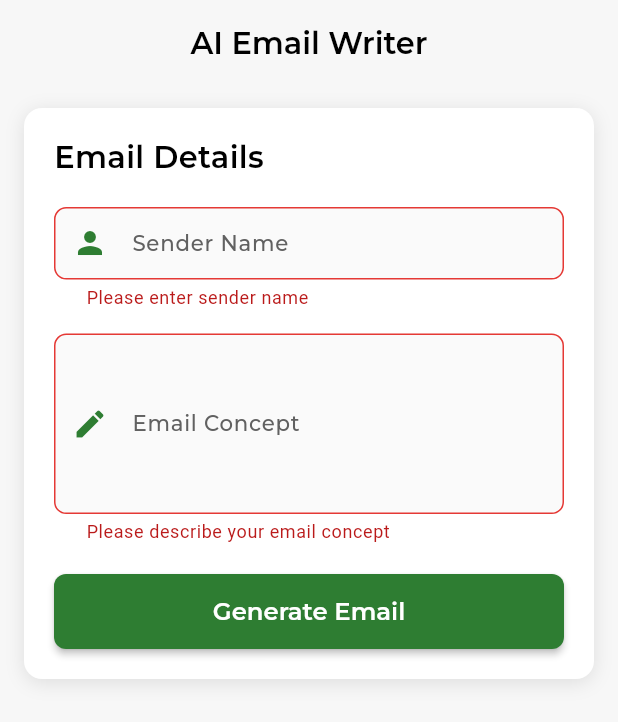
After one commit to KafiulIslam/business_card_scanner, a Flutter app: the WriteEmailScreen screen opened by its route, after a tap on "Generate Email", on a phone screen of 412 x 824 dp. The commit adds this screen. Shown: the top 722 px of the screen. Run offline on Flutter 3.47's test engine with Material 3 defaults, Android fonts, the phone set to English and light mode, and no system bars; our stand-ins replace bloc, cached_network_image, camera, cloud_firestore, equatable, file_picker and 15 more; missing offline and left inert: google_mlkit_text_recognition, scanning_effect, syncfusion_flutter_pdf, syncfusion_flutter_pdfviewer; accounts and stored records are empty.

Commit message:
implement AI email writter feature

```diff
--- a/lib/core/routes/app_router.dart
+++ b/lib/core/routes/app_router.dart
@@ -23,6 +23,7 @@ import 'package:business_card_scanner/features/tools/presentation/views/image_to
 import 'package:business_card_scanner/features/tools/domain/entities/image_to_text_model.dart';
 import 'package:business_card_scanner/features/tools/presentation/views/sign_document/sign_document_screen.dart';
 import 'package:business_card_scanner/features/tools/presentation/views/sign_document/sign_canvas_screen.dart';
+import 'package:business_card_scanner/features/tools/presentation/views/writeEmail/write_email_screen.dart';
 import 'package:flutter/cupertino.dart';
 import 'package:go_router/go_router.dart';
 import '../../splash_screen.dart';
@@ -383,6 +384,18 @@ final GoRouter router = GoRouter(
         );
       },
     ),
+    GoRoute(
+      path: Routes.writeEmail,
+      pageBuilder: (context, state) {
+        return CustomTransitionPage(
+          key: state.pageKey,
+          child: const WriteEmailScreen(),
+          transitionsBuilder: (context, animation, secondaryAnimation, child) {
+            return FadeTransition(opacity: animation, child: child);
+          },
+        );
+      },
+    ),
 
     //!======================== Menu Routes =======================
     GoRoute(
--- a/lib/core/routes/routes.dart
+++ b/lib/core/routes/routes.dart
@@ -32,6 +32,7 @@ class Routes {
   static const String convertPdf = '/convert-pdf';
   static const String signDocument = '/sign-doc';
   static const String signCanvas = '/sign-canvas';
+  static const String writeEmail = '/write-email';
 
 
   //!======================== Menu Routes ========================
--- a/lib/core/widgets/dynamic_preview_card.dart
+++ b/lib/core/widgets/dynamic_preview_card.dart
@@ -80,17 +80,25 @@ class DynamicPreviewCard extends StatelessWidget {
                                   size: 36,
                                 )
                               ] else ...[
-                                SizedBox(
-                                  height: 36.h,
-                                  width: 36.w,
-                                  child: ClipRRect(
-                                    borderRadius: BorderRadius.circular(8),
-                                    child: Image.file(
-                                      imagePath!,
-                                      fit: BoxFit.contain,
-                                    ),
+                                ClipRRect(
+                                  borderRadius: BorderRadius.circular(8.r),
+                                  child: Image.file(
+                                    imagePath!,
+                                    height: 36.h,
+                                    width: 36.w,
+                                    fit: BoxFit.contain,
                                   ),
                                 )
+
+                                // ClipRRect(
+                                //   borderRadius: BorderRadius.circular(6.r),
+                                //   child: Image.file(
+                                //     imagePath!,
+                                //     height: 36.h,
+                                //     width: 36.w,
+                                //     fit: BoxFit.cover,
+                                //   ),
+                                // )
                               ]
                             ] else ...[
                               _buildCompanyLogoHolder(network.companyLogo ?? '')
--- a/lib/features/tools/presentation/views/tools_screen.dart
+++ b/lib/features/tools/presentation/views/tools_screen.dart
@@ -32,6 +32,12 @@ class ToolsScreen extends StatelessWidget {
                   icon: Icons.edit_note_outlined,
                   title: 'Sign Document',
                   subtitle: 'Sign documents digitally'),
+              const Gap(16),
+              ToolCard(
+                  onTap: () => context.push(Routes.writeEmail),
+                  icon: Icons.email_outlined,
+                  title: 'Write Email',
+                  subtitle: 'Write email with AI'),
             ],
           ),
         ),
--- /dev/null
+++ b/lib/features/tools/presentation/views/writeEmail/write_email_screen.dart
@@ -0,0 +1,457 @@
+import 'dart:convert';
+import 'package:flutter/cupertino.dart';
+import 'package:flutter/material.dart';
+import 'package:flutter/services.dart';
+import 'package:share_plus/share_plus.dart';
+import 'package:http/http.dart' as http;
+import 'package:flutter_dotenv/flutter_dotenv.dart';
+import 'package:business_card_scanner/core/theme/app_colors.dart';
+import 'package:business_card_scanner/core/theme/app_text_style.dart';
+import 'package:business_card_scanner/core/utils/custom_snack.dart';
+
+class WriteEmailScreen extends StatefulWidget {
+  const WriteEmailScreen({super.key});
+
+  @override
+  State<WriteEmailScreen> createState() => _WriteEmailScreenState();
+}
+
+class _WriteEmailScreenState extends State<WriteEmailScreen> {
+  final GlobalKey<FormState> _formKey = GlobalKey<FormState>();
+  final TextEditingController _senderNameController = TextEditingController();
+  final TextEditingController _emailConceptController = TextEditingController();
+  final TextEditingController _subjectController = TextEditingController();
+  final TextEditingController _bodyController = TextEditingController();
+
+  bool _isGenerating = false;
+
+  @override
+  void dispose() {
+    _senderNameController.dispose();
+    _emailConceptController.dispose();
+    _subjectController.dispose();
+    _bodyController.dispose();
+    super.dispose();
+  }
+
+  Future<String> generateResponse(String prompt) async {
+    // Get API key from .env file
+    final apiKey = dotenv.env['OPENAI_API_KEY'];
+
+    if (apiKey == null || apiKey.isEmpty) {
+      throw Exception(
+        'OpenAI API key is not configured. Please add OPENAI_API_KEY to your .env file',
+      );
+    }
+
+    final url = Uri.https("api.openai.com", "/v1/completions");
+
+    try {
+      final response = await http.post(
+        url,
+        headers: {
+          'Content-Type': 'application/json',
+          'Authorization': 'Bearer $apiKey',
+        },
+        body: json.encode({
+          "model": "gpt-3.5-turbo-instruct",
+          "prompt": prompt,
+          'temperature': 0,
+          'max_tokens': 1000,
+          'top_p': 1,
+          'frequency_penalty': 0.0,
+          'presence_penalty': 0.0,
+        }),
+      );
+
+      if (response.statusCode != 200) {
+        final errorBody = jsonDecode(response.body);
+        final errorMessage = errorBody['error']?['message'] ?? 'Unknown error';
+        throw Exception('API Error: $errorMessage');
+      }
+
+      final responseData = jsonDecode(response.body);
+
+      if (responseData['choices'] == null ||
+          responseData['choices'].isEmpty ||
+          responseData['choices'][0]['text'] == null) {
+        throw Exception('Invalid response format from API');
+      }
+
+      return responseData['choices'][0]['text'] as String;
+    } on http.ClientException catch (e) {
+      throw Exception('Network error: ${e.message}');
+    } on FormatException catch (e) {
+      throw Exception('Invalid response format: ${e.message}');
+    } catch (e) {
+      if (e is Exception) rethrow;
+      throw Exception('Unexpected error: ${e.toString()}');
+    }
+  }
+
+  Future<void> _generateEmail() async {
+    if (!_formKey.currentState!.validate()) return;
+
+    setState(() {
+      _isGenerating = true;
+    });
+
+    try {
+      final prompt = '''
+Write a professional email with the following details:
+- Sender Name: ${_senderNameController.text}
+- Email Concept: ${_emailConceptController.text}
+
+Please provide:
+1. A professional subject line
+2. A complete email body that is well-structured, professional, and addresses the concept provided
+
+Format the response as:
+SUBJECT: [subject line here]
+BODY: [email body here]
+''';
+
+      // Generate email using AI
+      final response = await generateResponse(prompt);
+
+      // Parse the response to extract subject and body
+      final lines = response.split('\n');
+      String subject = '';
+      String body = '';
+      bool isBody = false;
+
+      for (String line in lines) {
+        if (line.trim().startsWith('SUBJECT:')) {
+          subject = line
+              .replaceFirst(RegExp(r'SUBJECT:\s*', caseSensitive: false), '')
+              .trim();
+        } else if (line.trim().startsWith('BODY:')) {
+          body = line
+              .replaceFirst(RegExp(r'BODY:\s*', caseSensitive: false), '')
+              .trim();
+          isBody = true;
+        } else if (isBody && line.trim().isNotEmpty) {
+          body += '\n${line.trim()}';
+        }
+      }
+
+      // If parsing failed, try to extract from the response directly
+      if (subject.isEmpty && body.isEmpty) {
+        // Fallback: use the entire response as body and generate a default subject
+        body = response.trim();
+        subject = 'Email from ${_senderNameController.text}';
+      }
+
+      if (mounted) {
+        setState(() {
+          _subjectController.text = subject;
+          _bodyController.text = body;
+          _isGenerating = false;
+        });
+      }
+    } catch (e) {
+      if (mounted) {
+        setState(() {
+          _isGenerating = false;
+        });
+        CustomSnack.warning(
+          'Failed to generate email: ${e.toString().replaceFirst('Exception: ', '')}',
+          context,
+        );
+      }
+    }
+  }
+
+  void _copyToClipboard(String text) {
+    Clipboard.setData(ClipboardData(text: text));
+    ScaffoldMessenger.of(context).showSnackBar(
+      const SnackBar(content: Text('Copied to clipboard!')),
+    );
+  }
+
+  void _copySubject() {
+    _copyToClipboard(_subjectController.text);
+  }
+
+  void _copyBody() {
+    _copyToClipboard(_bodyController.text);
+  }
+
+  void _shareEmail() {
+    final emailContent =
+        'Subject: ${_subjectController.text}\n\n${_bodyController.text}';
+    Share.share(emailContent);
+  }
+
+  @override
+  Widget build(BuildContext context) {
+    return GestureDetector(
+      onTap: () {
+        FocusManager.instance.primaryFocus?.unfocus();
+      },
+      child: Scaffold(
+          appBar: AppBar(
+            title: Text(
+              'AI Email Writer',
+              style: AppTextStyles.headline4,
+            ),
+            centerTitle: true,
+          ),
+          body: SingleChildScrollView(
+            padding: const EdgeInsets.all(16.0),
+            child: Form(
+              key: _formKey,
+              child: Column(
+                crossAxisAlignment: CrossAxisAlignment.start,
+                children: [
+                  // Input Section
+                  Container(
+                    padding: const EdgeInsets.all(20),
+                    decoration: BoxDecoration(
+                      color: Colors.white,
+                      borderRadius: BorderRadius.circular(12),
+                      boxShadow: [
+                        BoxShadow(
+                          color: Colors.black.withOpacity(0.1),
+                          blurRadius: 10,
+                          offset: const Offset(0, 2),
+                        ),
+                      ],
+                    ),
+                    child: Column(
+                      crossAxisAlignment: CrossAxisAlignment.start,
+                      children: [
+                        Text(
+                          'Email Details',
+                          style: AppTextStyles.headline4,
+                        ),
+                        const SizedBox(height: 20),
+
+                        // Sender Name Input
+                        TextFormField(
+                          controller: _senderNameController,
+                          decoration: InputDecoration(
+                            labelText: 'Sender Name',
+                            hintText: 'Enter your name',
+                            prefixIcon: const Icon(Icons.person,
+                                color: AppColors.primary),
+                            border: OutlineInputBorder(
+                              borderRadius: BorderRadius.circular(8),
+                            ),
+                            focusedBorder: OutlineInputBorder(
+                              borderRadius: BorderRadius.circular(8),
+                              borderSide: const BorderSide(
+                                  color: AppColors.primary, width: 2),
+                            ),
+                          ),
+                          validator: (value) {
+                            if (value == null || value.isEmpty) {
+                              return 'Please enter sender name';
+                            }
+                            return null;
+                          },
+                        ),
+                        const SizedBox(height: 16),
+
+                        // Email Concept Input
+                        TextFormField(
+                          controller: _emailConceptController,
+                          maxLines: 4,
+                          decoration: InputDecoration(
+                            labelText: 'Email Concept',
+                            hintText:
+                                'Describe what you want to write about...',
+                            prefixIcon: const Icon(Icons.edit,
+                                color: AppColors.primary),
+                            border: OutlineInputBorder(
+                              borderRadius: BorderRadius.circular(8),
+                            ),
+                            focusedBorder: OutlineInputBorder(
+                              borderRadius: BorderRadius.circular(8),
+                              borderSide: const BorderSide(
+                                  color: AppColors.primary, width: 2),
+                            ),
+                          ),
+                          validator: (value) {
+                            if (value == null || value.isEmpty) {
+                              return 'Please describe your email concept';
+                            }
+                            return null;
+                          },
+                        ),
+                        const SizedBox(height: 20),
+
+                        // Generate Button
+                        SizedBox(
+                          width: double.infinity,
+                          height: 50,
+                          child: ElevatedButton(
+                            onPressed: _isGenerating ? null : _generateEmail,
+                            style: ElevatedButton.styleFrom(
+                              backgroundColor: AppColors.primary,
+                              shape: RoundedRectangleBorder(
+                                borderRadius: BorderRadius.circular(8),
+                              ),
+                            ),
+                            child: _isGenerating
+                                ? const CircularProgressIndicator(
+                                    color: Colors.white)
+                                : Text(
+                                    'Generate Email',
+                                    style: AppTextStyles.buttonMedium,
+                                  ),
+                          ),
+                        ),
+                      ],
+                    ),
+                  ),
+
+                  const SizedBox(height: 20),
+
+                  // Generated Email Section
+                  if (_subjectController.text.isNotEmpty ||
+                      _bodyController.text.isNotEmpty)
+                    Container(
+                      padding: const EdgeInsets.all(20),
+                      decoration: BoxDecoration(
+                        color: Colors.white,
+                        borderRadius: BorderRadius.circular(12),
+                        boxShadow: [
+                          BoxShadow(
+                            color: Colors.black.withOpacity(0.1),
+                            blurRadius: 10,
+                            offset: const Offset(0, 2),
+                          ),
+                        ],
+                      ),
+                      child: Column(
+                        crossAxisAlignment: CrossAxisAlignment.start,
+                        children: [
+                          Row(
+                            mainAxisAlignment: MainAxisAlignment.spaceBetween,
+                            children: [
+                              Text(
+                                'Generated Email',
+                                style: AppTextStyles.headline4.copyWith(
+                                  color: AppColors.primary,
+                                ),
+                              ),
+                              IconButton(
+                                onPressed: _shareEmail,
+                                icon: const Icon(Icons.share,
+                                    color: AppColors.primary),
+                                tooltip: 'Share Email',
+                              ),
+                            ],
+                          ),
+                          const SizedBox(height: 16),
+
+                          // Subject
+                          if (_subjectController.text.isNotEmpty) ...[
+                            Row(
+                              mainAxisAlignment: MainAxisAlignment.spaceBetween,
+                              children: [
+                                Text(
+                                  'Subject:',
+                                  style: AppTextStyles.labelLarge.copyWith(
+                                    color: AppColors.gray700,
+                                  ),
+                                ),
+                                IconButton(
+                                  onPressed: _copySubject,
+                                  icon: const Icon(Icons.copy,
+                                      color: AppColors.primary, size: 20),
+                                  tooltip: 'Copy Subject',
+                                ),
+                              ],
+                            ),
+                            const SizedBox(height: 8),
+                            TextFormField(
+                              controller: _subjectController,
+                              maxLines: 2,
+                              style: AppTextStyles.bodyMedium.copyWith(
+                                color: Colors.black,
+                              ),
+                              decoration: InputDecoration(
+                                filled: true,
+                                fillColor: AppColors.gray50,
+                                border: OutlineInputBorder(
+                                  borderRadius: BorderRadius.circular(8),
+                                  borderSide: const BorderSide(
+                                      color: AppColors.borderColor),
+                                ),
+                                focusedBorder: OutlineInputBorder(
+                                  borderRadius: BorderRadius.circular(8),
+                                  borderSide: const BorderSide(
+                                      color: AppColors.primary, width: 2),
+                                ),
+                                enabledBorder: OutlineInputBorder(
+                                  borderRadius: BorderRadius.circular(8),
+                                  borderSide: const BorderSide(
+                                      color: AppColors.borderColor),
+                                ),
+                                contentPadding: const EdgeInsets.all(12),
+                              ),
+                            ),
+                            const SizedBox(height: 16),
+                          ],
+
+                          // Body
+                          if (_bodyController.text.isNotEmpty) ...[
+                            Row(
+                              mainAxisAlignment: MainAxisAlignment.spaceBetween,
+                              children: [
+                                Text(
+                                  'Body:',
+                                  style: AppTextStyles.labelLarge.copyWith(
+                                    color: AppColors.gray700,
+                                  ),
+                                ),
+                                IconButton(
+                                  onPressed: _copyBody,
+                                  icon: const Icon(Icons.copy,
+                                      color: AppColors.primary, size: 20),
+                                  tooltip: 'Copy Body',
+                                ),
+                              ],
+                            ),
+                            const SizedBox(height: 8),
+                            TextFormField(
+                              controller: _bodyController,
+                              maxLines: 8,
+                              style: AppTextStyles.bodySmall.copyWith(
+                                color: Colors.black,
+                                height: 1.5,
+                              ),
+                              decoration: InputDecoration(
+                                filled: true,
+                                fillColor: AppColors.gray50,
+                                border: OutlineInputBorder(
+                                  borderRadius: BorderRadius.circular(8),
+                                  borderSide: const BorderSide(
+                                      color: AppColors.borderColor),
+                                ),
+                                focusedBorder: OutlineInputBorder(
+                                  borderRadius: BorderRadius.circular(8),
+                                  borderSide: const BorderSide(
+                                      color: AppColors.primary, width: 2),
+                                ),
+                                enabledBorder: OutlineInputBorder(
+                                  borderRadius: BorderRadius.circular(8),
+                                  borderSide: const BorderSide(
+                                      color: AppColors.borderColor),
+                                ),
+                                contentPadding: const EdgeInsets.all(12),
+                              ),
+                            ),
+                          ],
+                        ],
+                      ),
+                    ),
+                ],
+              ),
+            ),
+          )),
+    );
+  }
+}
--- a/pubspec.yaml
+++ b/pubspec.yaml
@@ -5,7 +5,7 @@ description: "A new Flutter project."
 publish_to: 'none' # Remove this line if you wish to publish to pub.dev
 
 
-version: 1.0.0+3
+version: 1.0.0+4
 
 environment:
   sdk: ^3.5.2
```
Also changed, not shown: 1 other file.
